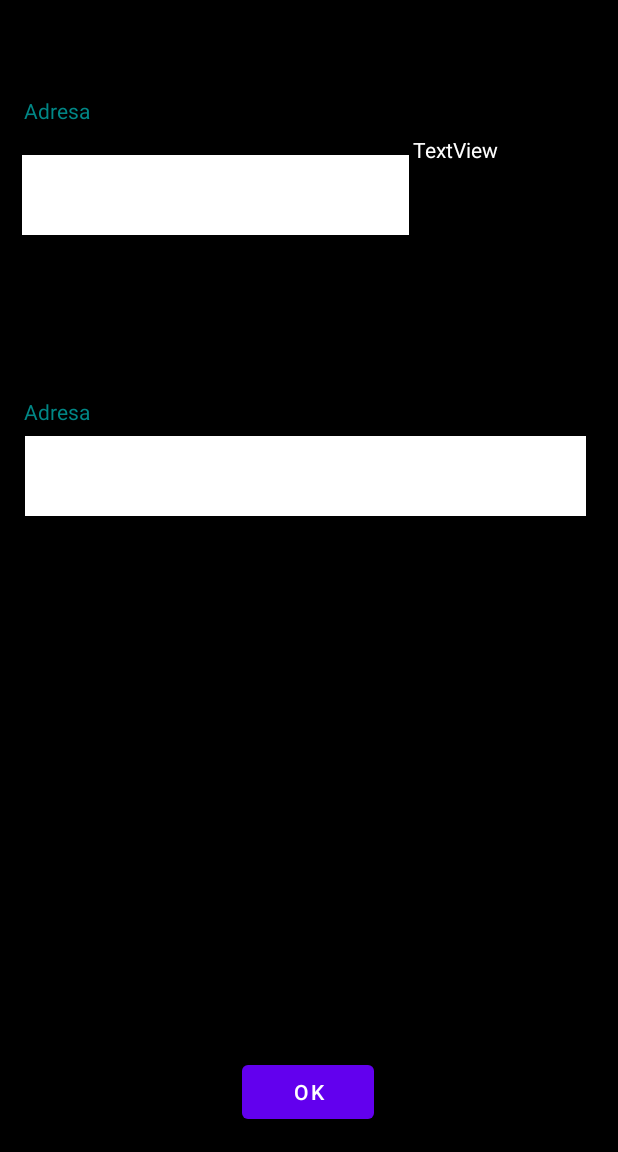
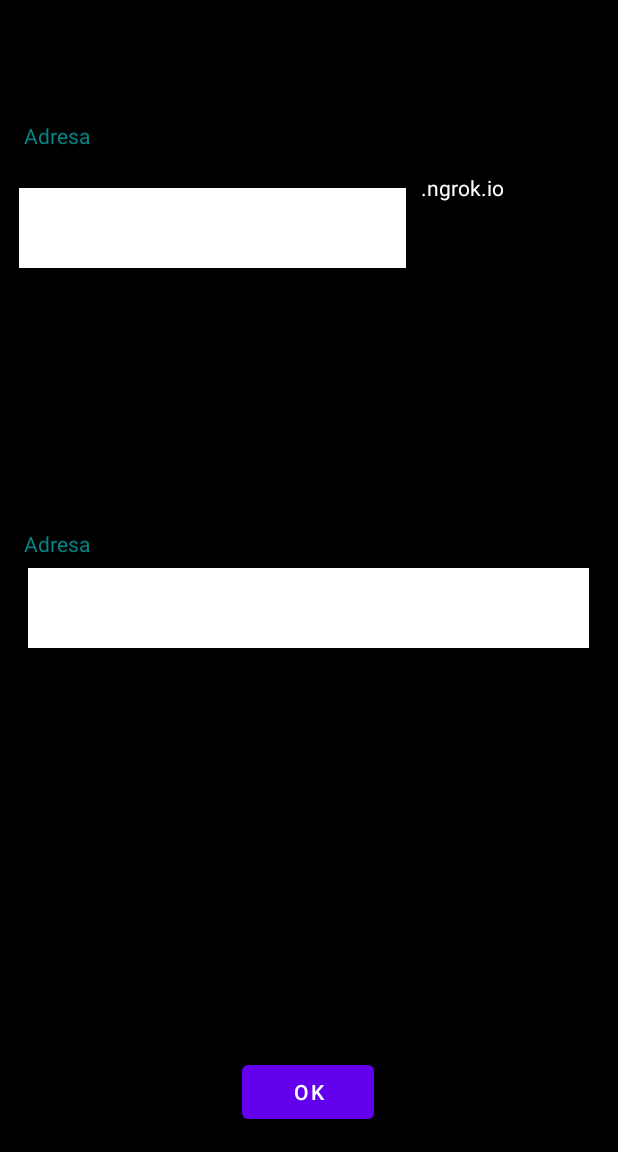
Before and after one commit to DeanoNoire/AndoApp, an Android app: the SettingsActivity screen opened directly, with no data from a screen before it, on a phone screen of 412 x 824 dp, the part 84-1236 px from its top. Run offline under Robolectric (Android 15) with nearby library versions, the phone set to English and light mode, and no system bars.

Commit message:
Settings finished

```diff
--- a/app/build.gradle
+++ b/app/build.gradle
@@ -1,6 +1,7 @@
 plugins {
     id 'com.android.application'
     id 'kotlin-android'
+
 }
 
 android {
@@ -29,6 +30,7 @@ android {
     kotlinOptions {
         jvmTarget = '1.8'
     }
+
 }
 
 dependencies {
--- a/app/src/main/res/layout/activity_settings.xml
+++ b/app/src/main/res/layout/activity_settings.xml
@@ -23,18 +23,18 @@
         android:id="@+id/zpravaSettingsEdit"
         android:layout_width="374dp"
         android:layout_height="53dp"
-        android:layout_marginBottom="360dp"
+        android:layout_marginBottom="272dp"
         android:background="@color/white"
         android:ems="10"
+        android:importantForAutofill="no"
         android:inputType="number"
         android:textColor="@color/black"
         android:textStyle="bold"
         app:layout_constraintBottom_toTopOf="@+id/saveSettingsButton"
         app:layout_constraintEnd_toEndOf="parent"
-        app:layout_constraintHorizontal_bias="0.432"
+        app:layout_constraintHorizontal_bias="0.486"
         app:layout_constraintStart_toStartOf="parent"
-        tools:ignore="SpeakableTextPresentCheck"
-        android:importantForAutofill="no" />
+        tools:ignore="SpeakableTextPresentCheck" />
 
     <TextView
         android:id="@+id/hostnameSettingsView"
@@ -52,30 +52,31 @@
         android:id="@+id/hostnameSettingsEdit"
         android:layout_width="258dp"
         android:layout_height="53dp"
-        android:layout_marginBottom="108dp"
+        android:layout_marginBottom="174dp"
         android:background="@color/white"
         android:ems="10"
+        android:importantForAutofill="no"
         android:inputType="textPersonName"
         android:singleLine="true"
+        android:textColor="@color/black"
         app:layout_constraintBottom_toTopOf="@+id/zpravaText"
         app:layout_constraintEnd_toStartOf="@+id/ngrokText"
-        app:layout_constraintHorizontal_bias="0.842"
+        app:layout_constraintHorizontal_bias="0.555"
         app:layout_constraintStart_toStartOf="parent"
-        tools:ignore="SpeakableTextPresentCheck"
-        android:importantForAutofill="no" />
+        tools:ignore="SpeakableTextPresentCheck" />
 
     <TextView
         android:id="@+id/ngrokText"
         android:layout_width="wrap_content"
         android:layout_height="wrap_content"
         android:layout_marginTop="56dp"
-        android:layout_marginEnd="80dp"
-        android:text="TextView"
+        android:layout_marginEnd="76dp"
+        android:text="@string/ngrokText"
         android:textColor="@color/white"
         app:layout_constraintBottom_toTopOf="@+id/zpravaText"
         app:layout_constraintEnd_toEndOf="parent"
         app:layout_constraintTop_toTopOf="parent"
-        app:layout_constraintVertical_bias="0.181"
+        app:layout_constraintVertical_bias="0.214"
         tools:text=".ngrok.io" />
 
     <Button
@@ -88,4 +89,5 @@
         app:layout_constraintEnd_toEndOf="parent"
         app:layout_constraintHorizontal_bias="0.498"
         app:layout_constraintStart_toStartOf="parent" />
+
 </androidx.constraintlayout.widget.ConstraintLayout>
--- a/app/src/main/res/values-night/themes.xml
+++ b/app/src/main/res/values-night/themes.xml
@@ -3,7 +3,7 @@
     <style name="Theme.DeanoGater" parent="Theme.MaterialComponents.DayNight.DarkActionBar">
         <!-- Primary brand color. -->
         <item name="colorPrimary">@color/purple_200</item>
-        <item name="colorPrimaryVariant">@color/purple_700</item>
+        <item name="colorPrimaryVariant">@color/black</item>
         <item name="colorOnPrimary">@color/black</item>
         <!-- Secondary brand color. -->
         <item name="colorSecondary">@color/teal_200</item>
--- a/app/src/main/res/values/strings.xml
+++ b/app/src/main/res/values/strings.xml
@@ -3,4 +3,7 @@
     <string name="hostnameSettingsText">Adresa</string>
     <string name="zprava">Zpráva</string>
     <string name="OK">OK</string>
+    <string name="ngrokText">.ngrok.io</string>
+    <string name="localChipDesc">Localhost</string>
+    <string name="localhostValueHint">192.168.1.127:5000</string>
 </resources>
```
Also changed, not shown: app/src/main/java/com/example/deanogater/MainActivity.kt (+6 -2 lines), app/src/main/java/com/example/deanogater/SettingsActivity.kt (+13 -5 lines), app/src/main/res/layout/activity_main.xml (+10 -18 lines).
